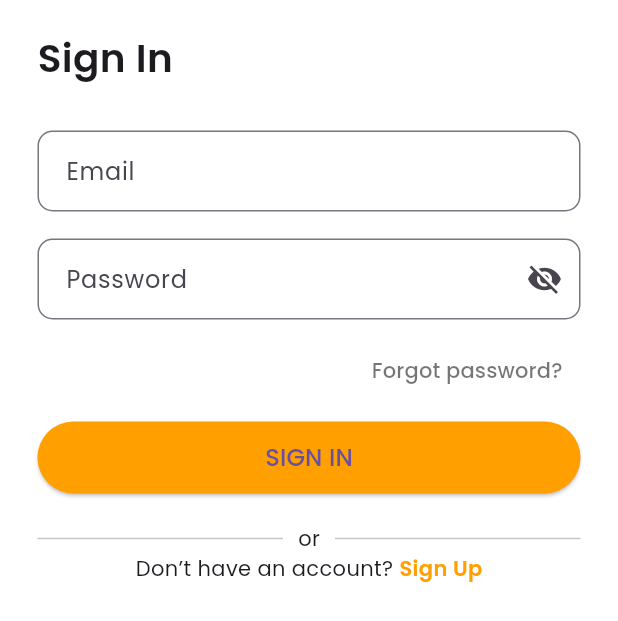
After one commit to mdqtraining/food_delivery_app, a Flutter app: the LoginScreen screen opened by its route, on a phone screen of 412 x 824 dp. The commit adds this screen. Shown: the top 621 px of the screen. Run offline on Flutter 3.47's test engine with Material 3 defaults, Android fonts, the phone set to English and light mode, and no system bars.

Commit message:
Added Login screen refactored

```diff
--- a/lib/main.dart
+++ b/lib/main.dart
@@ -1,4 +1,5 @@
 import 'package:flutter/material.dart';
+import 'package:hunger_hub/screens/login.dart';
 import 'package:hunger_hub/splash.dart';
 import 'screens/onboarding.dart';
 
@@ -15,14 +16,15 @@ class MyApp extends StatelessWidget {
       debugShowCheckedModeBanner: false,
       title: 'Hunger Hub',
       theme: ThemeData(
-        primaryColor: const Color(0xFFFFA000),
+        primaryColor: Color(0xFFFFA000),
         scaffoldBackgroundColor: Colors.white,
         fontFamily: 'Poppins',
       ),
-      home: const SplashScreen(),
+      home: const SplashScreen(), // App starts here
 
       routes: {
         "/onboarding": (context) => const OnboardingScreen(),
+        "/login": (context) => const LoginScreen(),
         "/home": (context) =>
             const Scaffold(body: Center(child: Text("Home Screen"))),
       },
--- /dev/null
+++ b/lib/screens/login.dart
@@ -0,0 +1,134 @@
+import 'package:flutter/material.dart';
+
+class LoginScreen extends StatefulWidget {
+  const LoginScreen({super.key});
+
+  @override
+  State<LoginScreen> createState() => _LoginScreenState();
+}
+
+class _LoginScreenState extends State<LoginScreen> {
+  bool hidePass = true;
+
+  Widget inputField(String hint, {bool obscure = false, Widget? suffix}) {
+    return TextField(
+      obscureText: obscure,
+      decoration: InputDecoration(
+        hintText: hint,
+        suffixIcon: suffix,
+        border: OutlineInputBorder(borderRadius: BorderRadius.circular(10)),
+        contentPadding: const EdgeInsets.all(15),
+      ),
+    );
+  }
+
+  @override
+  Widget build(BuildContext context) {
+    return Scaffold(
+      backgroundColor: Colors.white,
+
+      body: SafeArea(
+        child: SingleChildScrollView(
+          padding: const EdgeInsets.symmetric(horizontal: 25, vertical: 20),
+          child: Column(
+            crossAxisAlignment: CrossAxisAlignment.start,
+            children: [
+              // Title Sign In
+              const Text(
+                "Sign In",
+                style: TextStyle(fontSize: 26, fontWeight: FontWeight.w600),
+              ),
+
+              const SizedBox(height: 30),
+
+              // Email Input
+              inputField("Email"),
+
+              const SizedBox(height: 18),
+
+              // Password field
+              inputField(
+                "Password",
+                obscure: hidePass,
+                suffix: IconButton(
+                  icon: Icon(
+                    hidePass ? Icons.visibility_off : Icons.visibility,
+                  ),
+                  onPressed: () => setState(() => hidePass = !hidePass),
+                ),
+              ),
+
+              const SizedBox(height: 10),
+
+              // Forgot password
+              Align(
+                alignment: Alignment.centerRight,
+                child: TextButton(
+                  onPressed: () {},
+                  child: const Text(
+                    "Forgot password?",
+                    style: TextStyle(color: Colors.black54),
+                  ),
+                ),
+              ),
+
+              const SizedBox(height: 10),
+
+              // Login Button
+              SizedBox(
+                width: double.infinity,
+                height: 48,
+                child: ElevatedButton(
+                  onPressed: () {},
+                  style: ElevatedButton.styleFrom(
+                    backgroundColor: const Color(0xFFFFA000),
+                    shape: RoundedRectangleBorder(
+                      borderRadius: BorderRadius.circular(30),
+                    ),
+                  ),
+                  child: const Text("SIGN IN", style: TextStyle(fontSize: 16)),
+                ),
+              ),
+
+              const SizedBox(height: 20),
+
+              // OR Divider
+              Row(
+                children: const [
+                  Expanded(child: Divider(thickness: 1)),
+                  Padding(
+                    padding: EdgeInsets.symmetric(horizontal: 10),
+                    child: Text("or"),
+                  ),
+                  Expanded(child: Divider(thickness: 1)),
+                ],
+              ),
+
+              // Signup link
+              Row(
+                mainAxisAlignment: MainAxisAlignment.center,
+                children: [
+                  const Text(
+                    "Don’t have an account? ",
+                    style: TextStyle(fontSize: 14),
+                  ),
+                  GestureDetector(
+                    onTap: () => Navigator.pushNamed(context, "/signup"),
+                    child: const Text(
+                      "Sign Up",
+                      style: TextStyle(
+                        fontSize: 14,
+                        color: Color(0xFFFFA000),
+                        fontWeight: FontWeight.w600,
+                      ),
+                    ),
+                  ),
+                ],
+              ),
+            ],
+          ),
+        ),
+      ),
+    );
+  }
+}
--- a/lib/splash.dart
+++ b/lib/splash.dart
@@ -13,6 +13,7 @@ class _SplashScreenState extends State<SplashScreen> {
     super.initState();
 
     Future.delayed(const Duration(seconds: 3), () {
+      // ignore: use_build_context_synchronously
       Navigator.pushReplacementNamed(context, "/onboarding");
     });
   }
```
